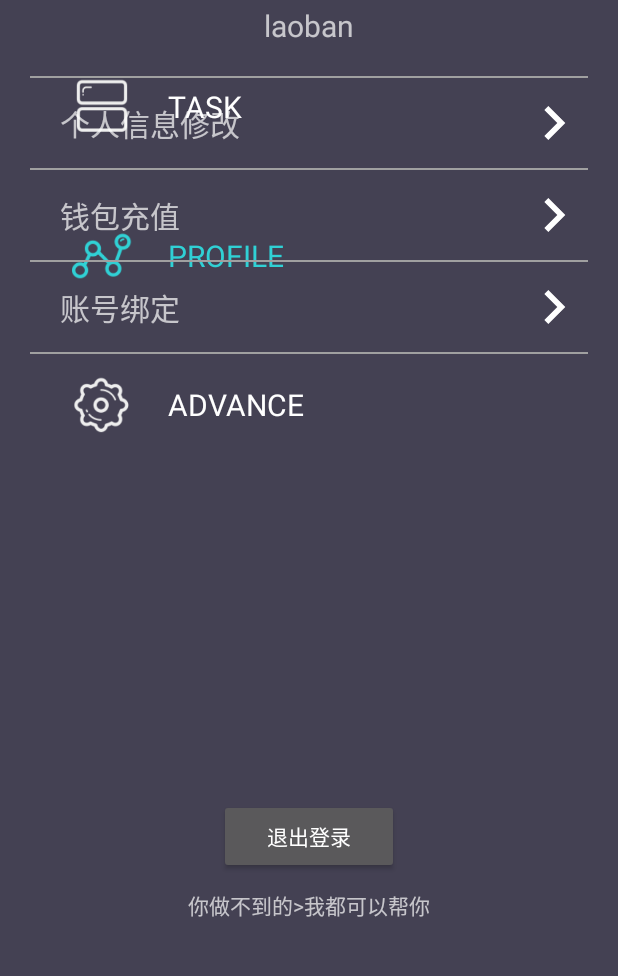
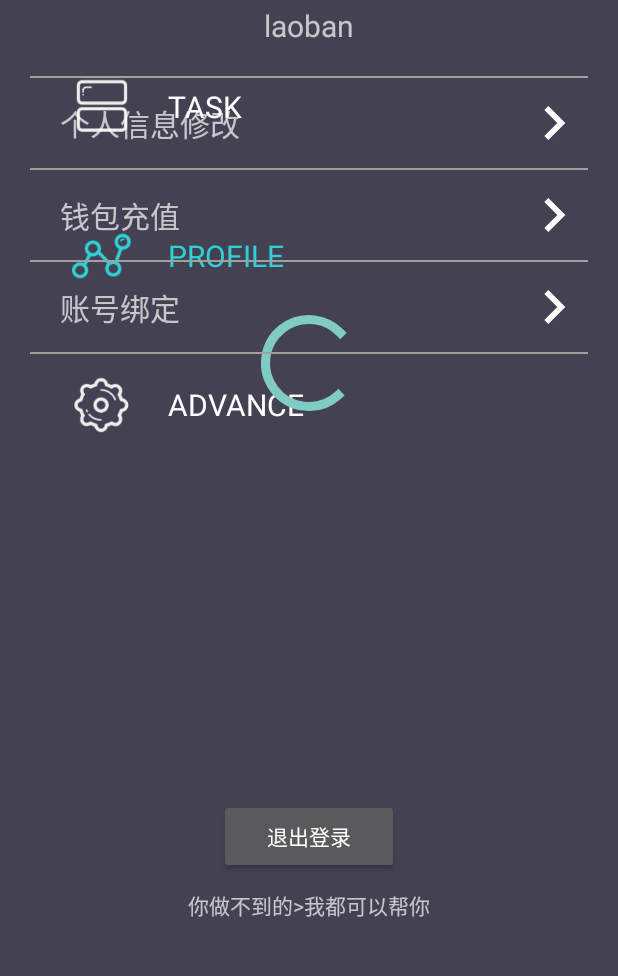
Before and after one commit to KingsleyChung/Android_Final_Project, an Android app: the fragment ProfileFragment placed in its activity, on a phone screen of 412 x 824 dp, the part 255-1231 px from its top. Run offline under Robolectric (Android 15) with nearby library versions, the phone set to English and light mode, and no system bars; our stand-ins replace CircleImageView; libraries missing offline, so code that uses them is left out: com.amap.api, com.yalantis.guillotine, rx.android.schedulers, rx.functions, rx.schedulers; 30 statements that could not run were skipped.

Commit message:
finish Progressbar

```diff
--- a/client/app/src/main/java/cn/kingsleychung/final_project/ProfileFragment.java
+++ b/client/app/src/main/java/cn/kingsleychung/final_project/ProfileFragment.java
@@ -9,6 +9,7 @@ import android.view.View;
 import android.view.ViewGroup;
 import android.widget.Button;
 import android.widget.ImageView;
+import android.widget.ProgressBar;
 import android.widget.TextView;
 
 import cn.kingsleychung.final_project.User.UserManagement;
@@ -19,11 +20,13 @@ public class ProfileFragment extends Fragment{
     private ImageView imageView;
     private TextView textView;
     private Button logoutButton;
+    private ProgressBar progressBar;
     public View onCreateView(LayoutInflater inflater, @Nullable ViewGroup container, Bundle savedInstanceState) {
         ProfileView = inflater.inflate(R.layout.activity_profile_fragment, container, false);
         imageView = ProfileView.findViewById(R.id.profilePhoto);
         textView = ProfileView.findViewById(R.id.profileName);
         logoutButton = ProfileView.findViewById(R.id.logoutButton);
+        progressBar = ProfileView.findViewById(R.id.profileProgress);
         String username = UserManagement.getInstance().getUser().getUserName() + ".jpg";
         textView.setText(UserManagement.getInstance().getUser().getUserName());
         UserManagement.getInstance().getPhoto(username, new Subscriber<Bitmap>() {
@@ -39,6 +42,7 @@ public class ProfileFragment extends Fragment{
 
             @Override
             public void onNext(Bitmap bitmap) {
+                progressBar.setVisibility(View.GONE);
                 imageView.setImageBitmap(bitmap);
             }
         });
--- a/client/app/src/main/java/cn/kingsleychung/final_project/SendTaskActivity.java
+++ b/client/app/src/main/java/cn/kingsleychung/final_project/SendTaskActivity.java
@@ -12,6 +12,7 @@ import android.util.Log;
 import android.view.LayoutInflater;
 import android.view.View;
 import android.view.ViewGroup;
+import android.widget.ProgressBar;
 
 import java.util.ArrayList;
 import java.util.List;
@@ -30,6 +31,7 @@ public class SendTaskActivity extends Fragment {
     private List<Task> taskList;
     private RecyclerView sendTaskView;
     private UserManagement userManagement;
+    private ProgressBar progressBar;
     private TaskListAdapter taskListAdapter;
 
     @Override
@@ -38,6 +40,7 @@ public class SendTaskActivity extends Fragment {
         // TODO Auto-generated method stub
         TaskView =  inflater.inflate(R.layout.sendtask, container, false);
         sendTaskView = TaskView.findViewById(R.id.sendList);
+        progressBar = TaskView.findViewById(R.id.sendProgress);
         sendTaskView.setLayoutManager(new LinearLayoutManager(this.getActivity()));
 
         userManagement = UserManagement.getInstance();
@@ -88,6 +91,7 @@ public class SendTaskActivity extends Fragment {
                         public void onNext(Bitmap bitmap) {
                             resultTask.get(index).setImage(bitmap);
                             sendTaskView.setAdapter(taskListAdapter);
+                            progressBar.setVisibility(View.GONE);
                         }
                     });
                 }
--- a/client/app/src/main/java/cn/kingsleychung/final_project/receiveTaskActivity.java
+++ b/client/app/src/main/java/cn/kingsleychung/final_project/receiveTaskActivity.java
@@ -11,6 +11,7 @@ import android.util.Log;
 import android.view.LayoutInflater;
 import android.view.View;
 import android.view.ViewGroup;
+import android.widget.ProgressBar;
 
 import java.util.ArrayList;
 import java.util.List;
@@ -27,6 +28,7 @@ public class ReceiveTaskActivity extends Fragment {
     private View TaskView;
     private List<ListTask> resultTask;
     private RecyclerView receiveTaskView;
+    private ProgressBar progressBar;
     private UserManagement userManagement;
     private TaskListAdapter taskListAdapter;
     @Override
@@ -35,6 +37,7 @@ public class ReceiveTaskActivity extends Fragment {
         // TODO Auto-generated method stub
         TaskView = inflater.inflate(R.layout.receivetask, container, false);
         receiveTaskView = TaskView.findViewById(R.id.receiveList);
+        progressBar = TaskView.findViewById(R.id.receiveProgress);
         receiveTaskView.setLayoutManager(new LinearLayoutManager(this.getActivity()));
 
         userManagement = UserManagement.getInstance();
@@ -82,6 +85,7 @@ public class ReceiveTaskActivity extends Fragment {
                         public void onNext(Bitmap bitmap) {
                             resultTask.get(index).setImage(bitmap);
                             receiveTaskView.setAdapter(taskListAdapter);
+                            progressBar.setVisibility(View.GONE);
                         }
                     });
                 }
--- a/client/app/src/main/res/layout/activity_profile_fragment.xml
+++ b/client/app/src/main/res/layout/activity_profile_fragment.xml
@@ -5,6 +5,18 @@
     android:layout_width="match_parent"
     android:layout_height="match_parent"
     tools:context="cn.kingsleychung.final_project.ProfileFragment">
+
+    <ProgressBar
+        android:id="@+id/profileProgress"
+        android:visibility="visible"
+        style="?android:attr/progressBarStyleLarge"
+        app:layout_constraintLeft_toLeftOf="parent"
+        app:layout_constraintRight_toRightOf="parent"
+        app:layout_constraintTop_toTopOf="parent"
+        app:layout_constraintBottom_toBottomOf="parent"
+        android:layout_width="200dp"
+        android:layout_height="wrap_content" />
+
     <de.hdodenhof.circleimageview.CircleImageView
         app:layout_constraintTop_toTopOf="parent"
         android:layout_marginTop="20dp"
--- a/client/app/src/main/res/layout/signin_signup.xml
+++ b/client/app/src/main/res/layout/signin_signup.xml
@@ -6,7 +6,6 @@
     xmlns:app="http://schemas.android.com/apk/res-auto"
     android:focusableInTouchMode="true"
     android:clickable="true">
-
     <TextView
         android:layout_width="wrap_content"
         android:layout_height="wrap_content"
```
Also changed, not shown: client/app/src/main/res/layout/receivetask.xml (+10 -0 lines), client/app/src/main/res/layout/sendtask.xml (+10 -0 lines).
